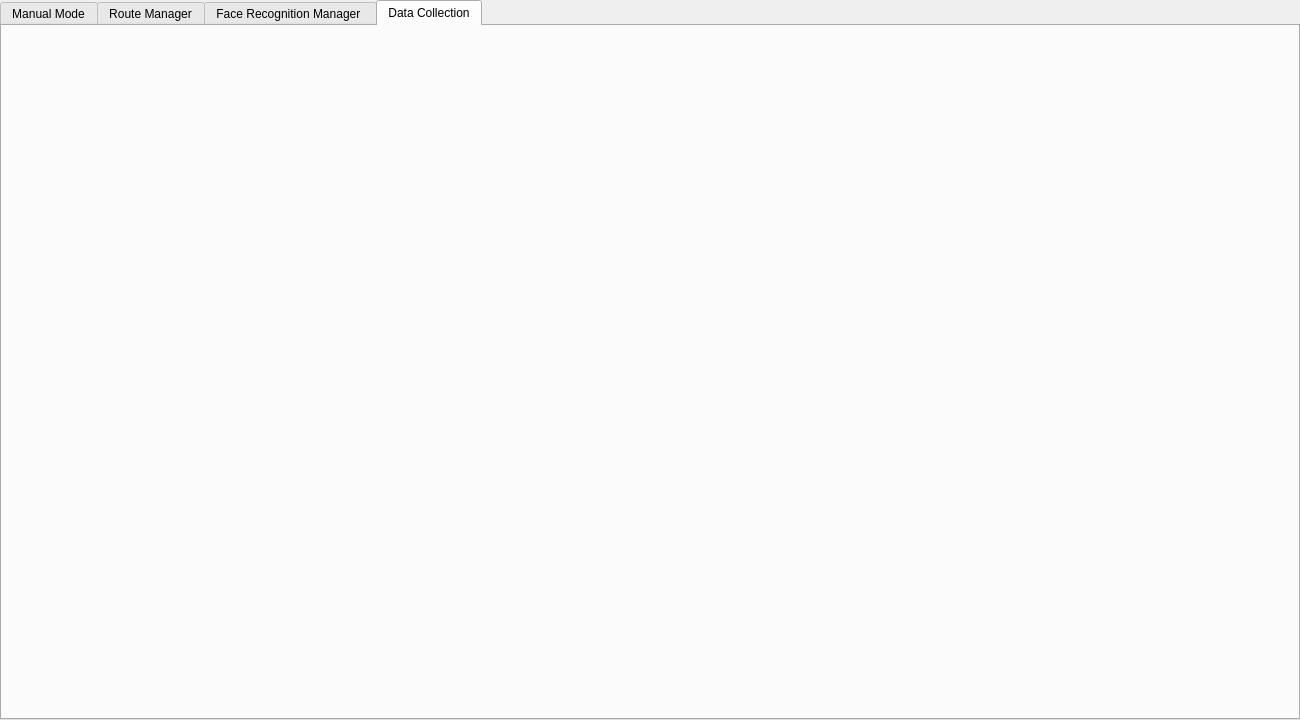
Qt form VisionVoyagerGUI/adminmodewindow.ui (IuliaKovacs/VisionVoyager---DiplomaProject) before a commit.
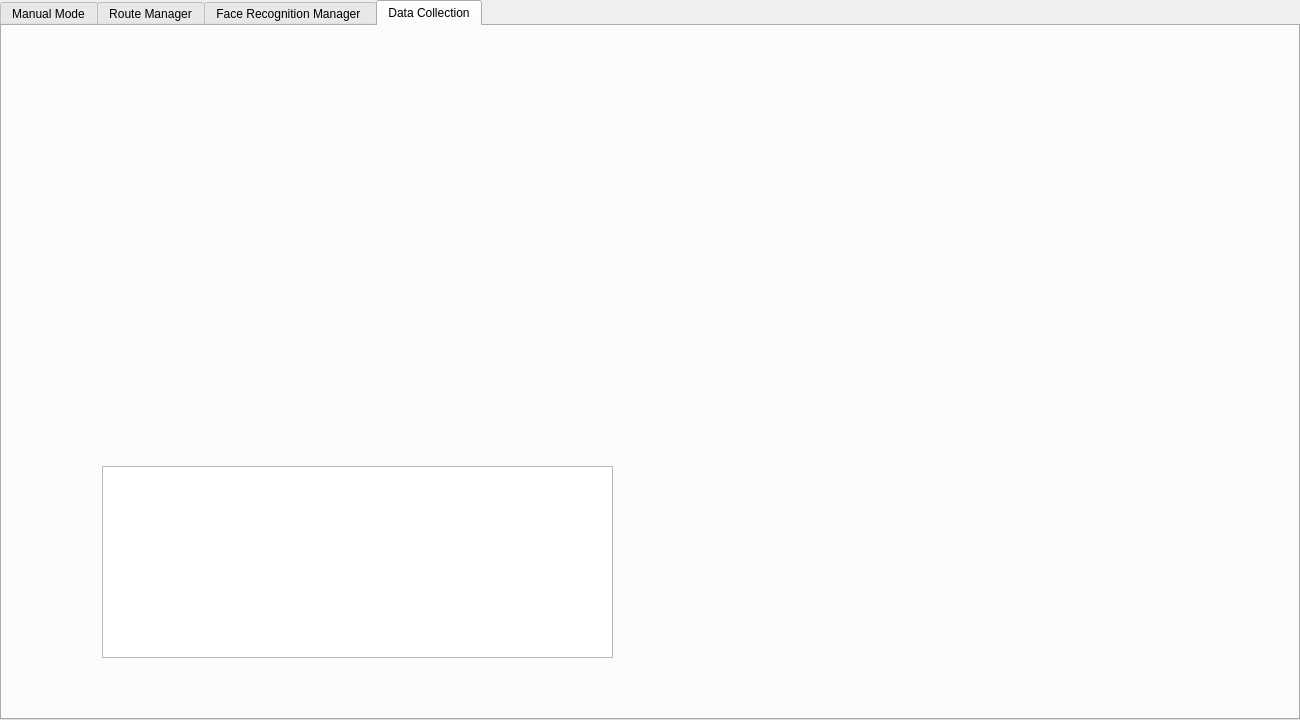
The same form after that commit. Icons and pictures are not drawn.

```diff
--- a/VisionVoyagerGUI/adminmodewindow.ui
+++ b/VisionVoyagerGUI/adminmodewindow.ui
@@ -691,6 +691,16 @@
       </property>
       <layout class="QVBoxLayout" name="chartLayout"/>
      </widget>
+     <widget class="QListView" name="logsListView">
+      <property name="geometry">
+       <rect>
+        <x>100</x>
+        <y>440</y>
+        <width>511</width>
+        <height>192</height>
+       </rect>
+      </property>
+     </widget>
     </widget>
    </widget>
   </widget>
```
